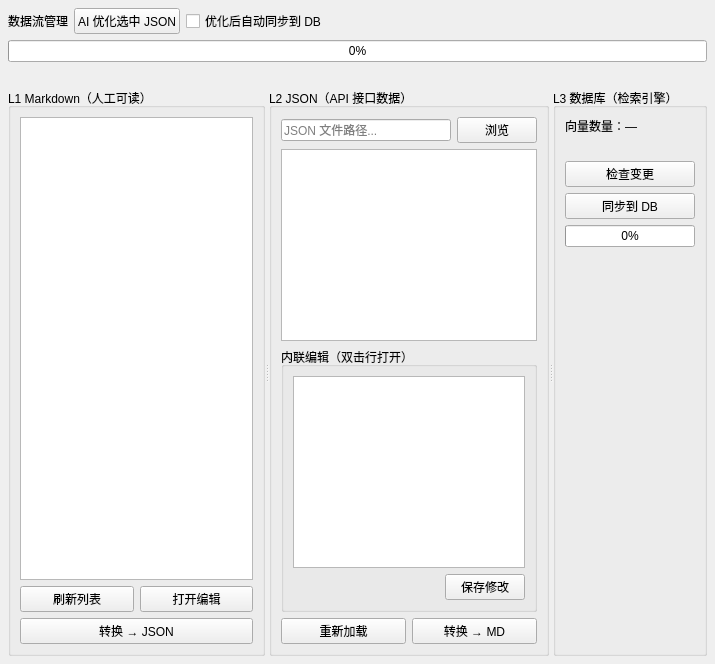
Qt form OmniLocalRAG/ui/dataflow_panel.ui (EVREN2026/Omni-Local-RAG) before a commit.
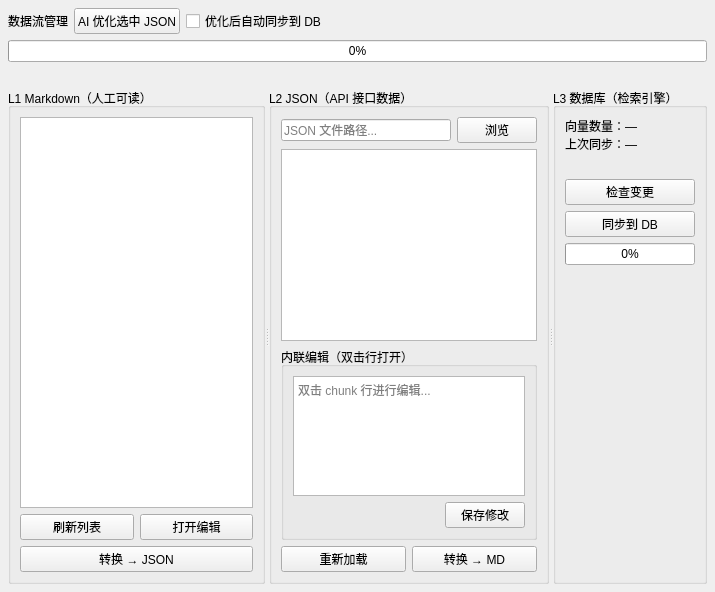
The same form after that commit.

What changed in the file:
```diff
--- a/OmniLocalRAG/ui/dataflow_panel.ui
+++ b/OmniLocalRAG/ui/dataflow_panel.ui
@@ -152,7 +152,17 @@
          </property>
          <layout class="QVBoxLayout" name="chunkEditorGroupLayout">
           <item>
-           <widget class="QTextEdit" name="chunkEditor"/>
+           <widget class="QTextEdit" name="chunkEditor">
+            <property name="placeholderText">
+             <string>双击 chunk 行进行编辑...</string>
+            </property>
+            <property name="maximumSize">
+             <size>
+              <width>16777215</width>
+              <height>120</height>
+             </size>
+            </property>
+           </widget>
           </item>
           <item>
            <layout class="QHBoxLayout" name="saveChunkLayout">
@@ -209,7 +219,8 @@
        <item>
         <widget class="QLabel" name="dbStatsLabel">
          <property name="text">
-          <string>向量数量：—</string>
+          <string>向量数量：—
+上次同步：—</string>
          </property>
          <property name="wordWrap">
           <bool>true</bool>
```
